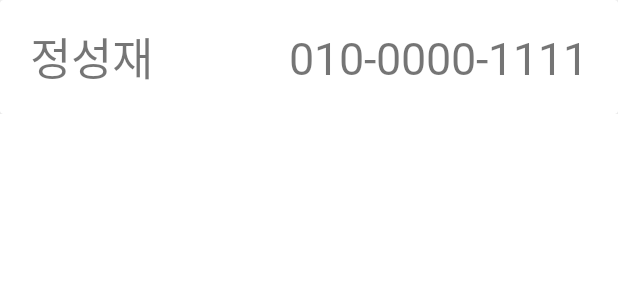
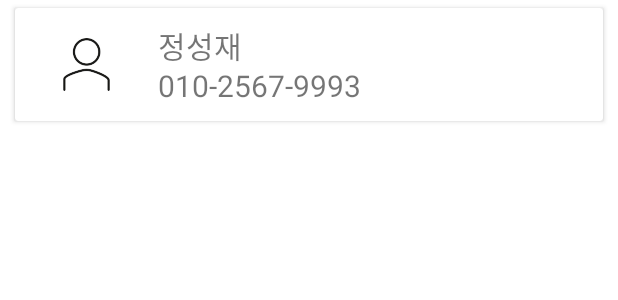
Before and after one commit to jsjclink/madcamp1w, an Android app: the layout recycler_view_row.xml on its own in the app's theme, with its tools: preview values and no code run, on a phone screen of 412 x 824 dp. Shown: the top 300 px of the screen. Run offline under Robolectric (Android 15) with nearby library versions, the phone set to English and light mode, and no system bars.

Commit message:
change (tab1 recycler_view_row.xml)

```diff
--- a/app/src/main/res/layout/recycler_view_row.xml
+++ b/app/src/main/res/layout/recycler_view_row.xml
@@ -9,6 +9,10 @@
         android:id="@+id/mCardView"
         android:layout_width="match_parent"
         android:layout_height="match_parent"
+        android:layout_marginStart="10dp"
+        android:layout_marginTop="5dp"
+        android:layout_marginEnd="10dp"
+        android:layout_marginBottom="5dp"
         app:layout_constraintBottom_toBottomOf="parent"
         app:layout_constraintEnd_toEndOf="parent"
         app:layout_constraintStart_toStartOf="parent"
@@ -18,33 +22,37 @@
             android:layout_width="match_parent"
             android:layout_height="match_parent">
 
+            <ImageView
+                android:id="@+id/mImage"
+                android:layout_width="75dp"
+                android:layout_height="75dp"
+                android:layout_marginStart="10dp"
+                app:layout_constraintBottom_toBottomOf="parent"
+                app:layout_constraintStart_toStartOf="parent"
+                app:layout_constraintTop_toTopOf="parent"
+                app:srcCompat="@drawable/man" />
+
             <TextView
                 android:id="@+id/mPersonName"
                 android:layout_width="wrap_content"
                 android:layout_height="wrap_content"
-                android:layout_marginStart="20dp"
-                android:layout_marginTop="15dp"
-                android:layout_marginBottom="15dp"
-                android:fontFamily="@font/spoqahansansneolight"
+                android:layout_marginStart="10dp"
+                android:layout_marginTop="10dp"
                 android:text="정성재"
-                android:textSize="30sp"
-                app:layout_constraintBottom_toBottomOf="parent"
-                app:layout_constraintStart_toStartOf="parent"
+                android:textSize="20sp"
+                app:layout_constraintStart_toEndOf="@+id/mImage"
                 app:layout_constraintTop_toTopOf="parent" />
 
             <TextView
                 android:id="@+id/mPersonNumber"
                 android:layout_width="wrap_content"
                 android:layout_height="wrap_content"
-                android:layout_marginTop="15dp"
-                android:layout_marginEnd="20dp"
-                android:layout_marginBottom="15dp"
-                android:fontFamily="@font/spoqahansansneolight"
-                android:text="010-0000-1111"
-                android:textSize="30sp"
+                android:layout_marginStart="10dp"
+                android:layout_marginBottom="10dp"
+                android:text="010-2567-9993"
+                android:textSize="20sp"
                 app:layout_constraintBottom_toBottomOf="parent"
-                app:layout_constraintEnd_toEndOf="parent"
-                app:layout_constraintTop_toTopOf="parent" />
+                app:layout_constraintStart_toEndOf="@+id/mImage" />
 
         </androidx.constraintlayout.widget.ConstraintLayout>
     </androidx.cardview.widget.CardView>
```
Also changed, not shown: app/src/main/java/com/example/test2/FirstTab.java (+32 -0 lines), app/src/main/res/drawable-v24/man.png (added).
